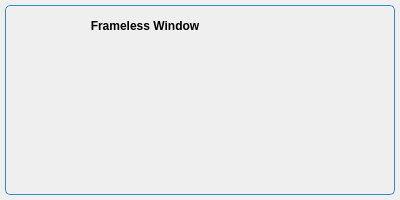
Qt form Widgets/FramelessWindow/FramelessWindow.ui (StefanoLusardi/Kanban) before a commit.
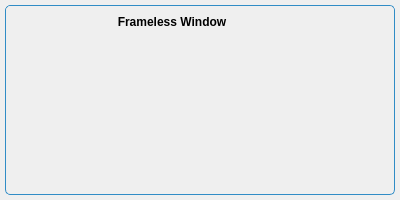
The same form after that commit. Custom widgets are drawn as their Qt base class.

Diff of the .ui file:
```diff
--- a/Widgets/FramelessWindow/FramelessWindow.ui
+++ b/Widgets/FramelessWindow/FramelessWindow.ui
@@ -71,13 +71,13 @@
         <property name="minimumSize">
          <size>
           <width>0</width>
-          <height>40</height>
+          <height>30</height>
          </size>
         </property>
         <property name="maximumSize">
          <size>
           <width>16777215</width>
-          <height>40</height>
+          <height>30</height>
          </size>
         </property>
         <property name="autoFillBackground">
@@ -91,13 +91,13 @@
           <number>0</number>
          </property>
          <property name="leftMargin">
-          <number>0</number>
+          <number>1</number>
          </property>
          <property name="topMargin">
-          <number>0</number>
+          <number>1</number>
          </property>
          <property name="rightMargin">
-          <number>0</number>
+          <number>1</number>
          </property>
          <property name="bottomMargin">
           <number>0</number>
@@ -122,14 +122,14 @@
           <widget class="QLabel" name="icon">
            <property name="minimumSize">
             <size>
-             <width>40</width>
-             <height>40</height>
+             <width>30</width>
+             <height>30</height>
             </size>
            </property>
            <property name="maximumSize">
             <size>
-             <width>40</width>
-             <height>40</height>
+             <width>30</width>
+             <height>30</height>
             </size>
            </property>
            <property name="contextMenuPolicy">
@@ -138,6 +138,12 @@
            <property name="styleSheet">
             <string notr="true">#icon {background-color:palette(window);}</string>
            </property>
+           <property name="lineWidth">
+            <number>0</number>
+           </property>
+           <property name="alignment">
+            <set>Qt::AlignCenter</set>
+           </property>
           </widget>
          </item>
          <item>
@@ -152,6 +158,9 @@
             <string notr="true">padding-left:5px;
 color:palette(Text);</string>
            </property>
+           <property name="lineWidth">
+            <number>0</number>
+           </property>
            <property name="text">
             <string>Frameless Window</string>
            </property>
@@ -173,14 +182,14 @@
           <widget class="QToolButton" name="minimizeButton">
            <property name="minimumSize">
             <size>
-             <width>40</width>
-             <height>40</height>
+             <width>24</width>
+             <height>24</height>
             </size>
            </property>
            <property name="maximumSize">
             <size>
-             <width>40</width>
-             <height>40</height>
+             <width>24</width>
+             <height>24</height>
             </size>
            </property>
            <property name="font">
@@ -207,8 +216,8 @@
            </property>
            <property name="iconSize">
             <size>
-             <width>30</width>
-             <height>30</height>
+             <width>24</width>
+             <height>24</height>
             </size>
            </property>
            <property name="autoRaise">
@@ -220,14 +229,14 @@
           <widget class="QToolButton" name="restoreButton">
            <property name="minimumSize">
             <size>
-             <width>40</width>
-             <height>40</height>
+             <width>24</width>
+             <height>24</height>
             </size>
            </property>
            <property name="maximumSize">
             <size>
-             <width>40</width>
-             <height>40</height>
+             <width>24</width>
+             <height>24</height>
             </size>
            </property>
            <property name="styleSheet">
@@ -248,8 +257,8 @@
            </property>
            <property name="iconSize">
             <size>
-             <width>30</width>
-             <height>30</height>
+             <width>24</width>
+             <height>24</height>
             </size>
            </property>
            <property name="autoRaise">
@@ -261,14 +270,14 @@
           <widget class="QToolButton" name="maximizeButton">
            <property name="minimumSize">
             <size>
-             <width>40</width>
-             <height>40</height>
+             <width>24</width>
+             <height>24</height>
             </size>
            </property>
            <property name="maximumSize">
             <size>
-             <width>40</width>
-             <height>40</height>
+             <width>24</width>
+             <height>24</height>
             </size>
            </property>
            <property name="styleSheet">
@@ -289,8 +298,8 @@
            </property>
            <property name="iconSize">
             <size>
-             <width>30</width>
-             <height>30</height>
+             <width>24</width>
+             <height>24</height>
             </size>
            </property>
            <property name="autoRaise">
@@ -302,14 +311,14 @@
           <widget class="QToolButton" name="closeButton">
            <property name="minimumSize">
             <size>
-             <width>40</width>
-             <height>40</height>
+             <width>24</width>
+             <height>24</height>
             </size>
            </property>
            <property name="maximumSize">
             <size>
-             <width>40</width>
-             <height>40</height>
+             <width>24</width>
+             <height>24</height>
             </size>
            </property>
            <property name="font">
@@ -333,8 +342,8 @@
            </property>
            <property name="iconSize">
             <size>
-             <width>30</width>
-             <height>30</height>
+             <width>24</width>
+             <height>24</height>
             </size>
            </property>
            <property name="autoRaise">
@@ -347,6 +356,12 @@
       </item>
       <item>
        <widget class="QWidget" name="windowContent" native="true">
+        <property name="sizePolicy">
+         <sizepolicy hsizetype="Minimum" vsizetype="Minimum">
+          <horstretch>0</horstretch>
+          <verstretch>0</verstretch>
+         </sizepolicy>
+        </property>
         <property name="autoFillBackground">
          <bool>false</bool>
         </property>
```
Left out of the diff: 2 changed lines with no effect on the pictures.
